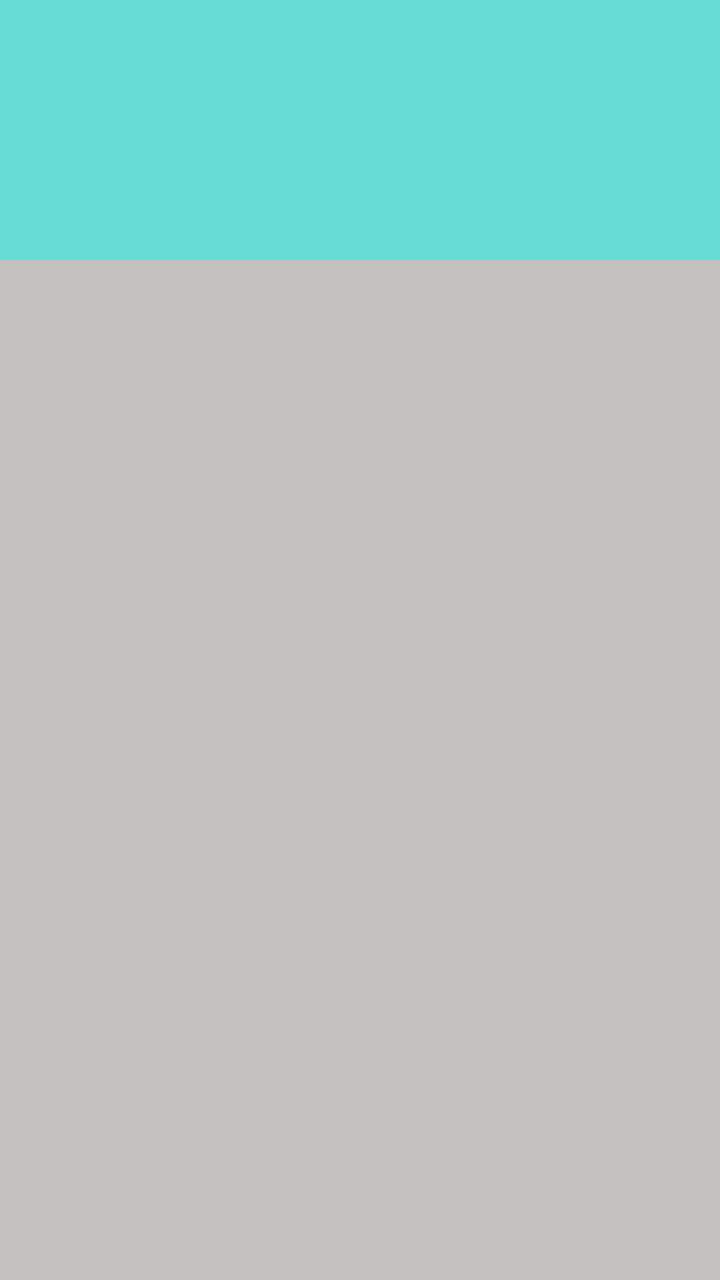
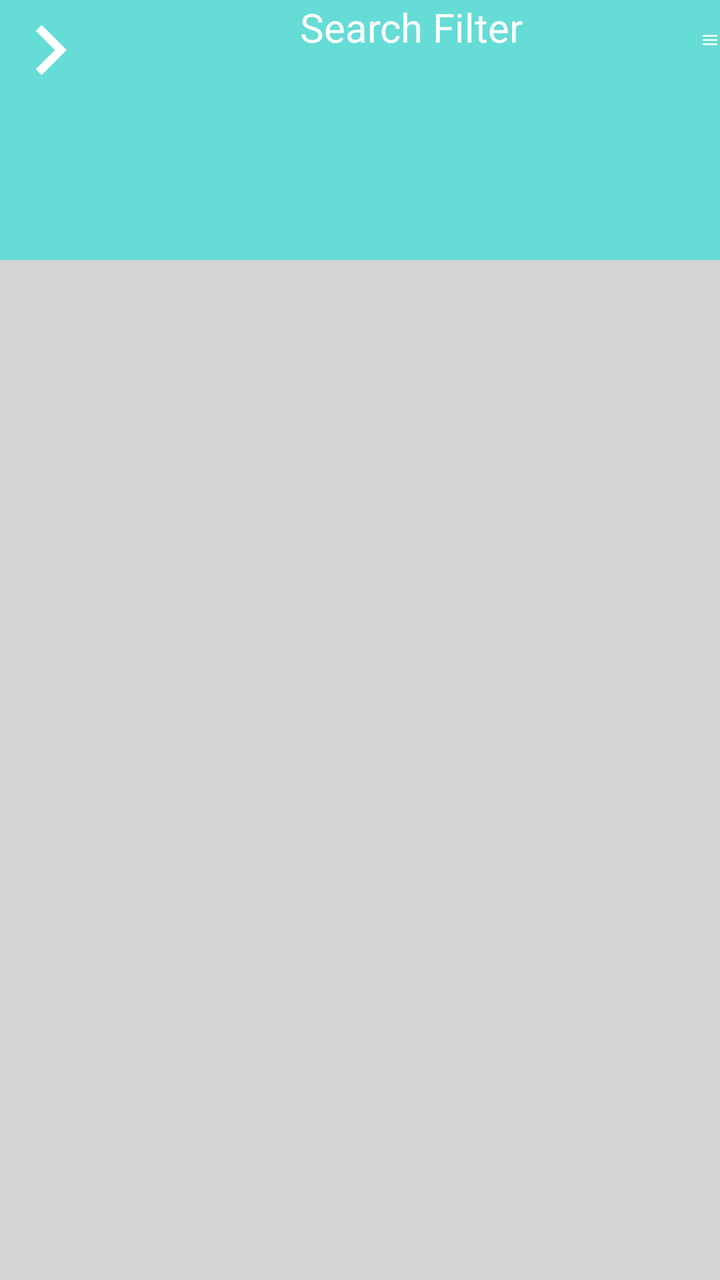

Compare the two renders of this Android layout. The source of the first and the diff that turns it into the second are given below.
<!-- AndroidManifest.xml: application theme Theme.MyApp -->
<!-- res/layout/filter_layout.xml -->
<?xml version="1.0" encoding="utf-8"?>
<LinearLayout xmlns:android="http://schemas.android.com/apk/res/android"
    xmlns:app="http://schemas.android.com/apk/res-auto"
    xmlns:tools="http://schemas.android.com/tools"
    android:id="@+id/main"
    android:layout_width="match_parent"
    android:layout_height="match_parent"
    android:orientation="horizontal"
    android:background="#C5C1C1"
    tools:context=".filterActivity">

    <View

        android:id="@+id/comp1"
        android:layout_width="match_parent"
        android:layout_height="130dp"
        android:background="#65DCD5" />


    <TextView
        android:layout_width="wrap_content"
        android:layout_height="wrap_content"
        android:layout_gravity="center_horizontal"
        android:text="BLOOD DONATION"
        android:textAllCaps="true"
        android:textColor="#FFFF"
        android:textSize="44dp"
        android:textStyle="italic" />

</LinearLayout>
<!-- resources referenced by this layout -->
<resources>
  <style name="Theme.MyApp" parent="Base.Theme.MyApp" />
  <style name="Base.Theme.MyApp" parent="Theme.Material3.DayNight.NoActionBar">
          
          
      </style>
</resources>

<!-- the commit's change to res/layout/filter_layout.xml (unified diff, before → after) -->
@@ -1,12 +1,12 @@
 <?xml version="1.0" encoding="utf-8"?>
-<LinearLayout xmlns:android="http://schemas.android.com/apk/res/android"
+<RelativeLayout xmlns:android="http://schemas.android.com/apk/res/android"
     xmlns:app="http://schemas.android.com/apk/res-auto"
     xmlns:tools="http://schemas.android.com/tools"
     android:id="@+id/main"
     android:layout_width="match_parent"
     android:layout_height="match_parent"
     android:orientation="horizontal"
-    android:background="#C5C1C1"
+    android:background="#D5D5D5"
     tools:context=".filterActivity">
 
     <View
@@ -17,14 +17,35 @@
         android:background="#65DCD5" />
 
 
+
+    <ImageView
+        android:layout_width="50dp"
+        android:layout_height="50dp"
+        android:src="@drawable/baseline_keyboard_arrow_right"
+        app:tint="@color/white" />
+
+
     <TextView
-        android:layout_width="wrap_content"
-        android:layout_height="wrap_content"
-        android:layout_gravity="center_horizontal"
-        android:text="BLOOD DONATION"
-        android:textAllCaps="true"
-        android:textColor="#FFFF"
-        android:textSize="44dp"
-        android:textStyle="italic" />
+        android:layout_width="160dp"
+        android:layout_height="30dp"
+        android:textColor="@color/white"
+        android:layout_marginLeft="150dp"
+        android:text="Search Filter "
+        android:textSize="20dp" />
 
-</LinearLayout>
+    <ImageView
+        android:layout_width="40dp"
+        android:layout_height="40dp"
+        android:layout_marginLeft="350dp"
+     android:src="@drawable/baseline_menu"
+        app:tint="@color/white" />
+    <View
+
+        android:id="@+id/comp2"
+        android:layout_width="match_parent"
+
+        android:background="#65DCD5" />
+
+
+
+</RelativeLayout>
<!-- resource entries referenced after the edit -->
@@ -1,5 +1,18 @@
 <!-- resources referenced by this layout -->
 <resources>
+  <color name="white">#FFFFFFFF</color>
+  <!-- drawable baseline_keyboard_arrow_right (drawable) -->
+  <vector xmlns:android="http://schemas.android.com/apk/res/android" android:autoMirrored="true" android:height="24dp" android:tint="#000000" android:viewportHeight="24" android:viewportWidth="24" android:width="24dp">
+        
+      <path android:fillColor="@android:color/white" android:pathData="M8.59,16.59L13.17,12 8.59,7.41 10,6l6,6 -6,6 -1.41,-1.41z"/>
+      
+  </vector>
+  <!-- drawable baseline_menu (drawable) -->
+  <vector xmlns:android="http://schemas.android.com/apk/res/android" android:height="24dp" android:tint="#000000" android:viewportHeight="24" android:viewportWidth="24" android:width="24dp">
+        
+      <path android:fillColor="@android:color/white" android:pathData="M3,18h18v-2L3,16v2zM3,13h18v-2L3,11v2zM3,6v2h18L21,6L3,6z"/>
+      
+  </vector>
   <style name="Theme.MyApp" parent="Base.Theme.MyApp" />
   <style name="Base.Theme.MyApp" parent="Theme.Material3.DayNight.NoActionBar">
           
